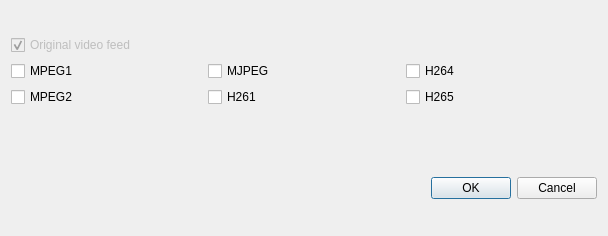
This is codec-preview/selectcodecs.ui in pszopinski/codec-preview as Qt 5 draws it before an edit. The edited form follows.
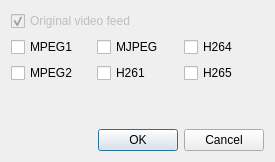
This is the edited form.

What changed in the file:
```diff
--- a/codec-preview/selectcodecs.ui
+++ b/codec-preview/selectcodecs.ui
@@ -6,8 +6,8 @@
    <rect>
     <x>0</x>
     <y>0</y>
-    <width>608</width>
-    <height>236</height>
+    <width>275</width>
+    <height>151</height>
    </rect>
   </property>
   <property name="windowTitle">
```
